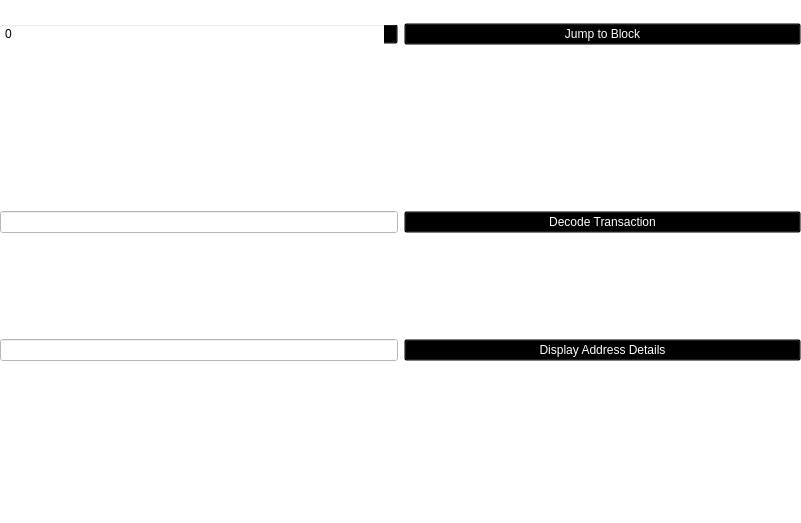
Old version of the form src/qt/forms/blockbrowser.ui in the repository thelonecrouton/bitcredit.
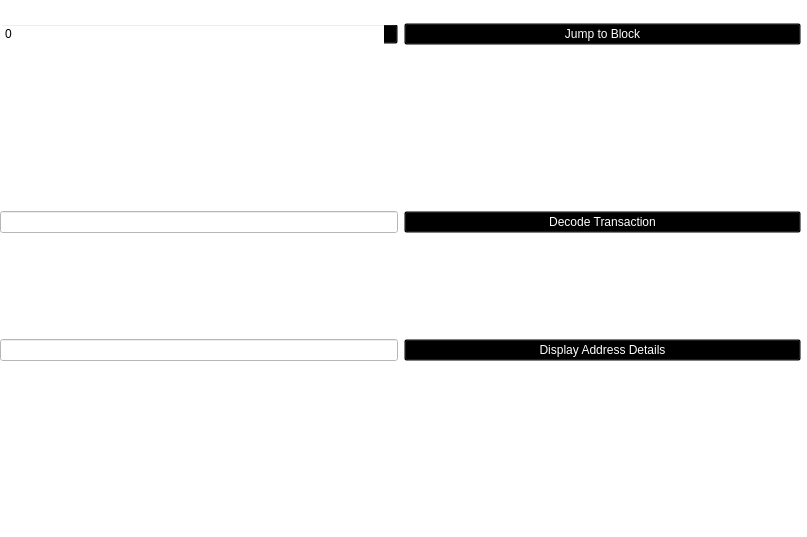
New version of the form. Icons and pictures are not drawn.

```diff
--- a/src/qt/forms/blockbrowser.ui
+++ b/src/qt/forms/blockbrowser.ui
@@ -6,8 +6,8 @@
    <rect>
     <x>0</x>
     <y>0</y>
-    <width>801</width>
-    <height>523</height>
+    <width>807</width>
+    <height>537</height>
    </rect>
   </property>
   <property name="windowTitle">
@@ -22,7 +22,7 @@
      <x>0</x>
      <y>0</y>
      <width>801</width>
-     <height>521</height>
+     <height>531</height>
     </rect>
    </property>
    <layout class="QGridLayout" name="gridLayout_3">
```
